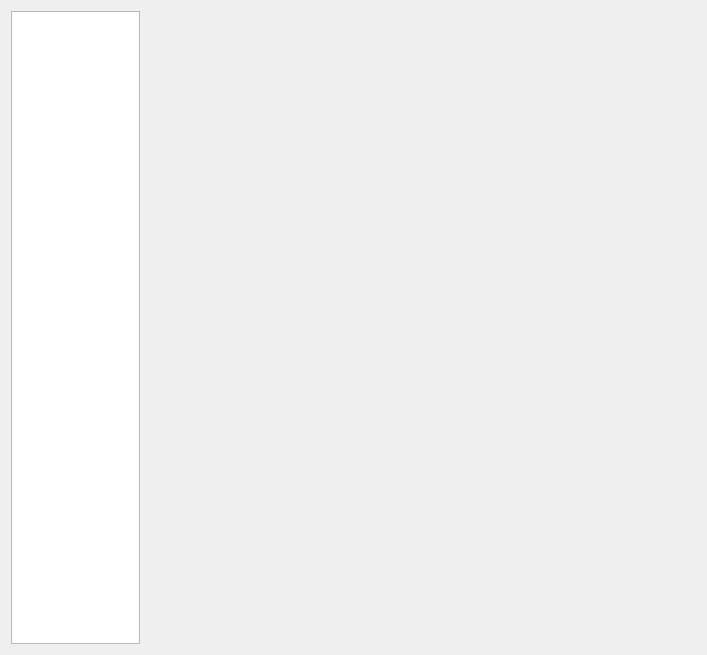
Before: the Qt Designer form Documentacion/QtDesigner/menu_con_lista.ui in AsgardUtvt/ProyectoIntegrador1, drawn with Qt 5.
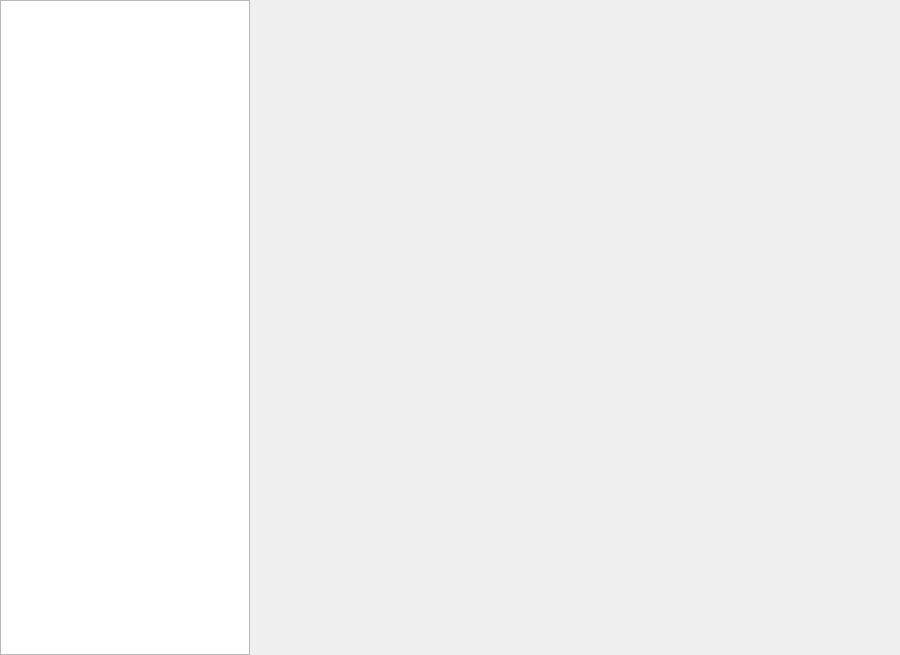
After: the same form once the commit is applied.

Commit message: Fix: Lógica de menu con lista.

The edit to the form file:
```diff
--- a/Documentacion/QtDesigner/menu_con_lista.ui
+++ b/Documentacion/QtDesigner/menu_con_lista.ui
@@ -6,7 +6,7 @@
    <rect>
     <x>0</x>
     <y>0</y>
-    <width>707</width>
+    <width>900</width>
     <height>655</height>
    </rect>
   </property>
@@ -14,44 +14,47 @@
    <string>SIHMED - Menu</string>
   </property>
   <layout class="QHBoxLayout" name="horizontalLayout">
+   <property name="leftMargin">
+    <number>0</number>
+   </property>
+   <property name="topMargin">
+    <number>0</number>
+   </property>
+   <property name="rightMargin">
+    <number>0</number>
+   </property>
+   <property name="bottomMargin">
+    <number>0</number>
+   </property>
    <item>
     <widget class="QListWidget" name="lw_enlace_menu">
-     <property name="enabled">
-      <bool>true</bool>
+     <property name="minimumSize">
+      <size>
+       <width>200</width>
+       <height>0</height>
+      </size>
+     </property>
+     <property name="maximumSize">
+      <size>
+       <width>250</width>
+       <height>16777215</height>
+      </size>
      </property>
      <property name="sizePolicy">
       <sizepolicy hsizetype="Expanding" vsizetype="Expanding">
-       <horstretch>100</horstretch>
-       <verstretch>100</verstretch>
+       <horstretch>0</horstretch>
+       <verstretch>0</verstretch>
       </sizepolicy>
      </property>
-     <property name="minimumSize">
-      <size>
-       <width>50</width>
-       <height>100</height>
-      </size>
-     </property>
-     <property name="sizeIncrement">
-      <size>
-       <width>0</width>
-       <height>0</height>
-      </size>
-     </property>
-     <property name="gridSize">
-      <size>
-       <width>0</width>
-       <height>0</height>
-      </size>
-     </property>
     </widget>
    </item>
    <item>
     <widget class="QWidget" name="w_ventana" native="true">
-     <property name="minimumSize">
-      <size>
-       <width>550</width>
-       <height>200</height>
-      </size>
+     <property name="sizePolicy">
+      <sizepolicy hsizetype="Expanding" vsizetype="Expanding">
+       <horstretch>1</horstretch>
+       <verstretch>0</verstretch>
+      </sizepolicy>
      </property>
     </widget>
    </item>
```
The commit also changes 4 other files.
